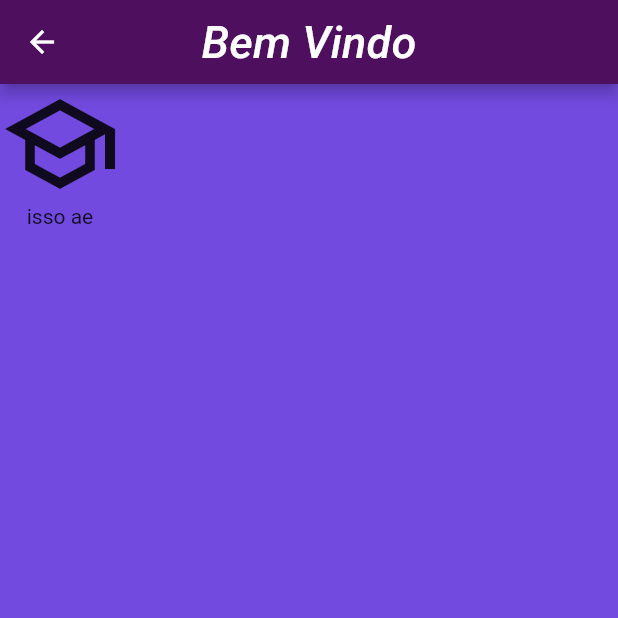
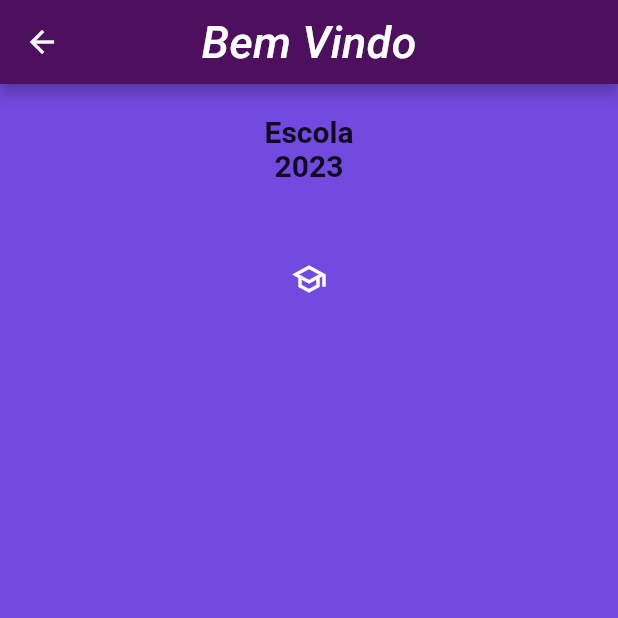
Before and after one commit to diegoLOL38/Desafio_65, a Flutter app: the HomePage screen opened directly, on a phone screen of 412 x 824 dp, the top half of it. Run offline on Flutter 3.47's test engine with Material 2 defaults, Android fonts, the phone set to English and light mode, and no system bars.

Commit message:
segunda versão do app

```diff
--- a/lib/app/app_widget.dart
+++ b/lib/app/app_widget.dart
@@ -1,5 +1,6 @@
 import 'package:boletim/app/modules/home/home_page.dart';
 import 'package:boletim/app/modules/notes/notes.dart';
+import 'package:boletim/app/modules/report/report_page.dart';
 import 'package:flutter/material.dart';
 
 class MyApp extends StatelessWidget {
@@ -12,9 +13,11 @@ class MyApp extends StatelessWidget {
       theme: ThemeData(
         primarySwatch: Colors.blue,
       ),
-      initialRoute: '/notes',
+      initialRoute: '/home',
       routes: {
+        "/home": (context) => const HomePage(),
         "/notes": (context) => const Notes(),
+        "/report": (context) => const ReportPage(),
       },
     );
   }
--- a/lib/app/modules/home/home_page.dart
+++ b/lib/app/modules/home/home_page.dart
@@ -18,16 +18,33 @@ class HomePage extends StatelessWidget {
         ),
         backgroundColor: Color(0xFF4E0F5F),
       ),
-      body: Column(
-        children: [
-          Icon(
-            Icons.school_outlined,
-            size: 80,
+      body: Padding(
+        padding: EdgeInsets.all(20),
+        child: Center(
+          child: Column(
+            children: [
+              Text(
+                'Escola\n2023',
+                textAlign: TextAlign.center,
+                style: TextStyle(
+                  fontSize: 20,
+                  fontWeight: FontWeight.bold,
+                ),
+              ),
+              const SizedBox(height: 40),
+              ElevatedButton(
+                style: ElevatedButton.styleFrom(
+                    elevation: 0, backgroundColor: Colors.transparent),
+                onPressed: () {
+                  Navigator.pushNamed(context, "/notes");
+                },
+                child: const Icon(
+                  Icons.school_outlined,
+                ),
+              ),
+            ],
           ),
-          Text(
-            'isso ae',
-          ),
-        ],
+        ),
       ),
     );
   }
```
Also changed, not shown: lib/app/modules/notes/notes.dart (+37 -32 lines), lib/app/modules/report/report_page.dart (added, +29 -0 lines), lib/app/shared/models/notes_model.dart (added, +61 -0 lines).
